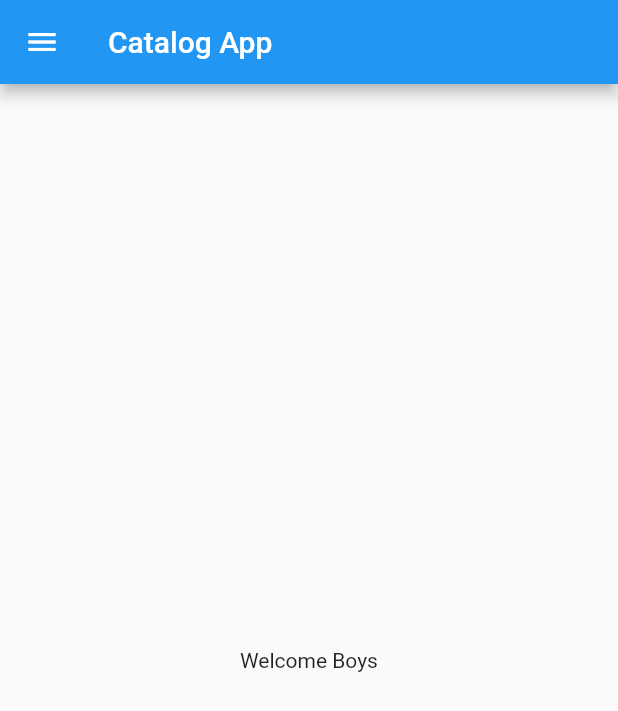
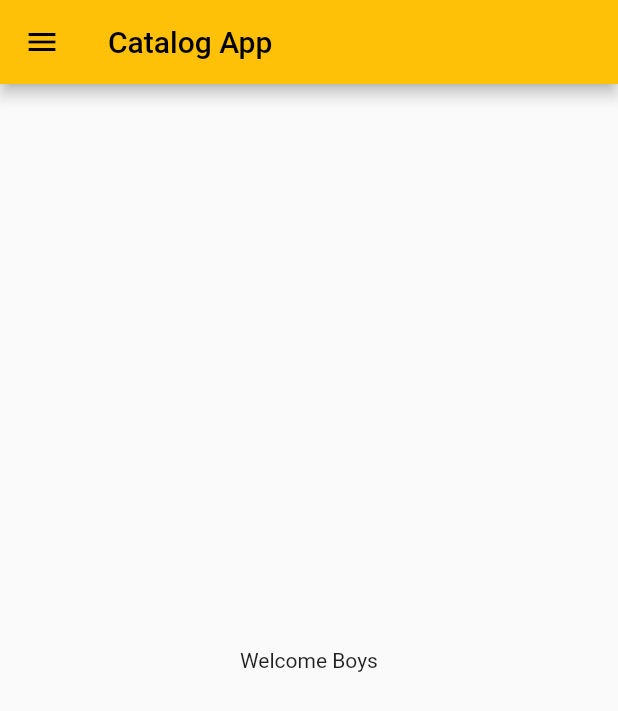
Before and after one commit to QAEYE/FlutterLearn, a Flutter app: the screen it shows after launch, on a phone screen of 412 x 824 dp. Shown: the top 711 px of the screen. Run offline on Flutter 3.47's test engine with Material 2 defaults, Android fonts, the phone set to English and light mode, and no system bars.

Commit message:
day 3 completed

```diff
--- a/lib/main.dart
+++ b/lib/main.dart
@@ -1,6 +1,7 @@
 import 'package:flutter/material.dart';
 
-import 'homepage.dart';
+import 'pages/homepage.dart';
+import 'pages/loginpage.dart';
 
 void main() {
   runApp(MyApp());
@@ -12,7 +13,17 @@ class MyApp extends StatelessWidget {
   @override
   Widget build(BuildContext context) {
     return MaterialApp(
-      home: HomePage(),
+      themeMode: ThemeMode.light,
+      theme: ThemeData(primarySwatch: Colors.amber),
+      darkTheme: ThemeData(
+        brightness: Brightness.light,
+      ),
+      initialRoute: "/home",
+      routes: {
+        "/": ((context) => LoginPage()),
+        "/home": ((context) => HomePage()),
+        "/login": ((context) => LoginPage()),
+      },
     );
   }
 }
```
Also changed, not shown: lib/pages/loginpage.dart (added, +19 -0 lines), lib/pages/homepage.dart (renamed from lib/homepage.dart).
